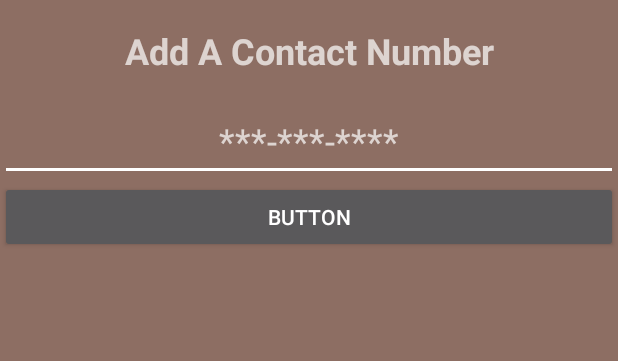
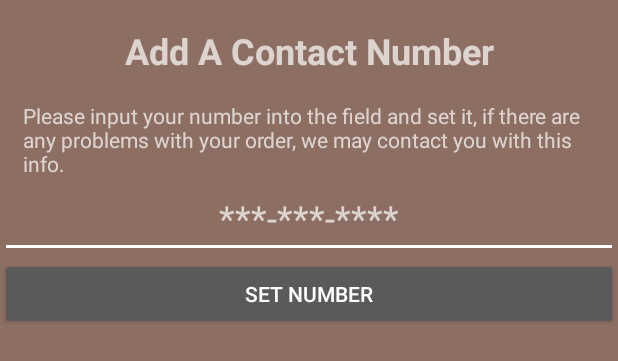
Before and after one commit to ColinLandry/ColinWill-BreadBoys, an Android app: the layout fragment_settings.xml on its own in the app's theme, with its tools: preview values and no code run, on a phone screen of 412 x 824 dp. Shown: the top 361 px of the screen. Run offline under Robolectric (Android 15) with nearby library versions, the phone set to English and light mode, and no system bars.

Commit message:
Added contact number setting: #33 * Added on click to set value of public userNumber variable * Set text of EditText if value is already set * On click ensures that the input is neither too long or short * Implemented toast notifications for input handling

```diff
--- a/app/src/main/java/com/breadboys/willcolin/MainActivity.java
+++ b/app/src/main/java/com/breadboys/willcolin/MainActivity.java
@@ -28,7 +28,8 @@ public class MainActivity extends AppCompatActivity
                     MainFragment.OnFragmentInteractionListener,
                     RecipePageFragment.OnFragmentInteractionListener{
 
-   FragmentManager fm;
+    FragmentManager fm;
+
     @Override
     protected void onCreate(Bundle savedInstanceState) {
         super.onCreate(savedInstanceState);
--- a/app/src/main/res/layout/fragment_settings.xml
+++ b/app/src/main/res/layout/fragment_settings.xml
@@ -18,8 +18,16 @@
         android:textSize="@dimen/subTitle_fontSize"
         android:textStyle="bold" />
 
+    <TextView
+        android:id="@+id/settingsInfo"
+        android:layout_width="match_parent"
+        android:layout_height="wrap_content"
+        android:paddingEnd="5dp"
+        android:paddingStart="15dp"
+        android:text="@string/number_desc" />
+
     <EditText
-        android:id="@+id/editText2"
+        android:id="@+id/numberInput"
         android:layout_width="match_parent"
         android:layout_height="wrap_content"
         android:ems="10"
@@ -29,9 +37,9 @@
         android:textSize="24sp" />
 
     <Button
-        android:id="@+id/button2"
+        android:id="@+id/submitNumber"
         android:layout_width="match_parent"
         android:layout_height="wrap_content"
-        android:text="Button" />
+        android:text="Set Number" />
 
 </LinearLayout>
--- a/app/src/main/res/values/strings.xml
+++ b/app/src/main/res/values/strings.xml
@@ -11,4 +11,6 @@
         to emulate a professional brand with quality products. Our goal is to
         provide a bakery aimed at serving the customer.
     </string>
+    <string name="number_desc">Please input your number into the field and set it,
+        if there are any problems with your order, we may contact you with this info.</string>
 </resources>
```
Also changed, not shown: app/src/main/java/com/breadboys/willcolin/SettingsFragment.java (+47 -1 lines).
